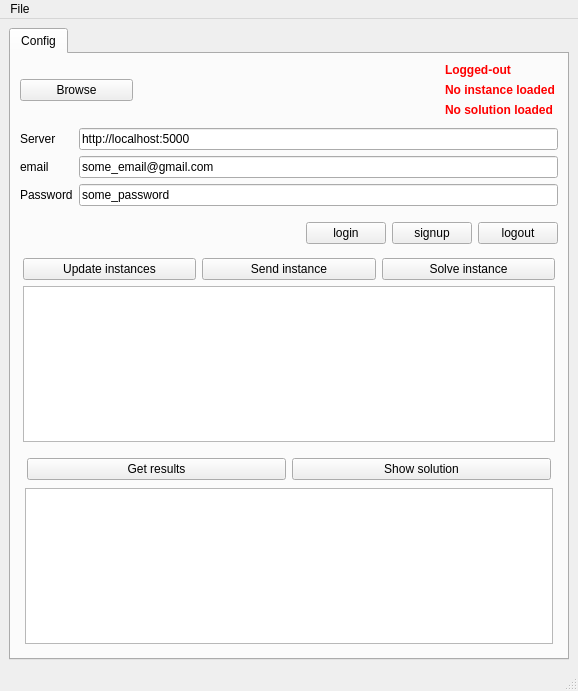
This is python/gui/dance/gui.ui in baobabsoluciones/cornflow-examples as Qt 5 draws it before an edit. The edited form follows.
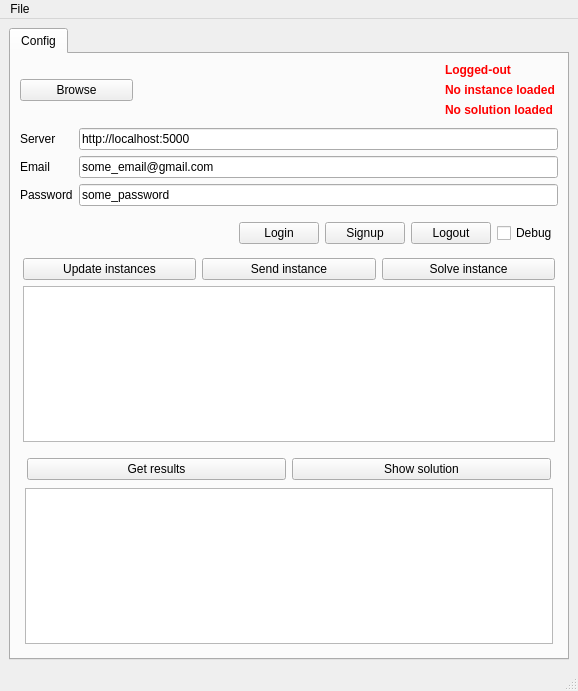
This is the edited form.

Commit message: update desktop app to allow debug in log. Small visual fixes.

```diff
--- a/python/gui/dance/gui.ui
+++ b/python/gui/dance/gui.ui
@@ -152,7 +152,7 @@
             <item row="1" column="0">
              <widget class="QLabel" name="label">
               <property name="text">
-               <string>email</string>
+               <string>Email</string>
               </property>
              </widget>
             </item>
@@ -203,21 +203,28 @@
             <item>
              <widget class="QPushButton" name="login">
               <property name="text">
-               <string>login</string>
+               <string>Login</string>
               </property>
              </widget>
             </item>
             <item>
              <widget class="QPushButton" name="signup">
               <property name="text">
-               <string>signup</string>
+               <string>Signup</string>
               </property>
              </widget>
             </item>
             <item>
              <widget class="QPushButton" name="logout">
               <property name="text">
-               <string>logout</string>
+               <string>Logout</string>
+              </property>
+             </widget>
+            </item>
+            <item>
+             <widget class="QCheckBox" name="checkBoxDebug">
+              <property name="text">
+               <string>Debug</string>
               </property>
              </widget>
             </item>
```
The commit also changes 3 other files.
